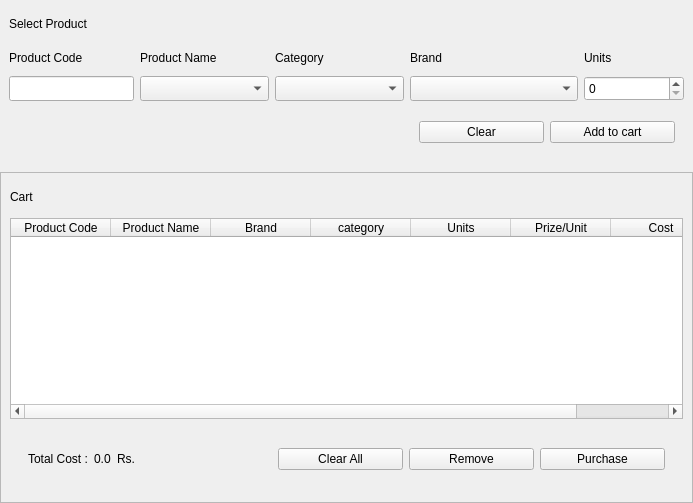
The window that ui/Purchase.ui (sarin32/Supermarket-Inventory-and-Sales-Management-System) describes before a commit, drawn with Qt 5.
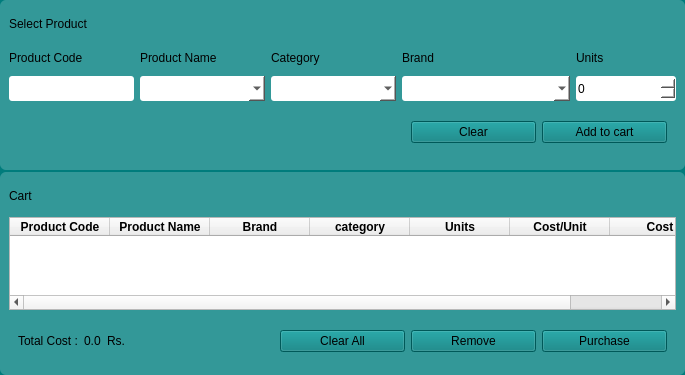
The same window after the commit.

```diff
--- a/ui/Purchase.ui
+++ b/ui/Purchase.ui
@@ -10,11 +10,46 @@
     <height>503</height>
    </rect>
   </property>
+  <property name="geometry">
+   <rect>
+    <x>0</x>
+    <y>0</y>
+    <width>669</width>
+    <height>375</height>
+   </rect>
+  </property>
+  <property name="windowTitle">
+   <string>Form</string>
+  </property>
   <property name="styleSheet">
-   <string notr="true"/>
-  </property>
-  <property name="type" stdset="0">
-   <string>main</string>
+   <string notr="true">QWidget#purchase{
+	background-color:rgb(0, 124, 124);
+}
+QLabel{
+	font: 15px  &quot;Centular&quot;;
+}
+QPushButton{
+	font: 15px  &quot;Centular&quot;;
+	background-color:rgb(0, 124, 124);
+}
+
+QLabel#h_1 ,QLabel#h_2, QLabel#h_3{
+	font: bold 16px  &quot;Centular&quot;;
+}
+
+QFrame#mainframe_1, QFrame#mainframe_2,  QFrame#mainframe_3{
+	background-color:rgb(51, 152, 152);
+	border-radius:6px;
+}
+
+QComboBox,QSpinBox,QLineEdit{
+	background-color:rgb(255, 255, 255);
+	color:#000;
+	border-radius:3px;
+}
+QMessageBox{
+	background-color: rgb(51, 152, 152);
+}</string>
   </property>
   <layout class="QGridLayout">
    <property name="leftMargin">
@@ -32,237 +67,8 @@
    <property name="spacing">
     <number>2</number>
    </property>
-   <item row="2" column="0">
-    <widget class="QFrame" name="frame_3">
-     <property name="frameShape">
-      <enum>QFrame::StyledPanel</enum>
-     </property>
-     <property name="frameShadow">
-      <enum>QFrame::Raised</enum>
-     </property>
-     <property name="type" stdset="0">
-      <string>mainframe</string>
-     </property>
-     <layout class="QGridLayout" name="gridLayout_4">
-      <item row="2" column="0">
-       <widget class="QFrame" name="frame_2">
-        <property name="enabled">
-         <bool>true</bool>
-        </property>
-        <layout class="QHBoxLayout" name="horizontalLayout_4">
-         <item alignment="Qt::AlignLeft">
-          <widget class="QFrame" name="frame_5">
-           <property name="minimumSize">
-            <size>
-             <width>0</width>
-             <height>30</height>
-            </size>
-           </property>
-           <property name="maximumSize">
-            <size>
-             <width>16777215</width>
-             <height>30</height>
-            </size>
-           </property>
-           <layout class="QHBoxLayout" name="horizontalLayout_2">
-            <item>
-             <widget class="QLabel" name="labelTotal">
-              <property name="text">
-               <string>Total Cost :</string>
-              </property>
-             </widget>
-            </item>
-            <item>
-             <widget class="QLabel" name="labelCost">
-              <property name="text">
-               <string>0.0</string>
-              </property>
-              <property name="type" stdset="0">
-               <string>bold</string>
-              </property>
-             </widget>
-            </item>
-            <item>
-             <widget class="QLabel" name="labelRs">
-              <property name="text">
-               <string>Rs.</string>
-              </property>
-             </widget>
-            </item>
-           </layout>
-          </widget>
-         </item>
-         <item alignment="Qt::AlignRight">
-          <widget class="QFrame" name="frame_4">
-           <property name="minimumSize">
-            <size>
-             <width>0</width>
-             <height>50</height>
-            </size>
-           </property>
-           <property name="maximumSize">
-            <size>
-             <width>16777215</width>
-             <height>50</height>
-            </size>
-           </property>
-           <layout class="QHBoxLayout" name="horizontalLayout_3">
-            <item>
-             <widget class="QPushButton" name="buttonClearAll">
-              <property name="minimumSize">
-               <size>
-                <width>125</width>
-                <height>0</height>
-               </size>
-              </property>
-              <property name="maximumSize">
-               <size>
-                <width>125</width>
-                <height>16777215</height>
-               </size>
-              </property>
-              <property name="cursor">
-               <cursorShape>PointingHandCursor</cursorShape>
-              </property>
-              <property name="text">
-               <string>Clear All</string>
-              </property>
-             </widget>
-            </item>
-            <item>
-             <widget class="QPushButton" name="buttonRemove">
-              <property name="minimumSize">
-               <size>
-                <width>125</width>
-                <height>0</height>
-               </size>
-              </property>
-              <property name="maximumSize">
-               <size>
-                <width>125</width>
-                <height>16777215</height>
-               </size>
-              </property>
-              <property name="cursor">
-               <cursorShape>PointingHandCursor</cursorShape>
-              </property>
-              <property name="text">
-               <string>Remove</string>
-              </property>
-             </widget>
-            </item>
-            <item>
-             <widget class="QPushButton" name="buttonPurchase">
-              <property name="minimumSize">
-               <size>
-                <width>125</width>
-                <height>0</height>
-               </size>
-              </property>
-              <property name="maximumSize">
-               <size>
-                <width>125</width>
-                <height>16777215</height>
-               </size>
-              </property>
-              <property name="cursor">
-               <cursorShape>PointingHandCursor</cursorShape>
-              </property>
-              <property name="text">
-               <string>Purchase</string>
-              </property>
-             </widget>
-            </item>
-           </layout>
-          </widget>
-         </item>
-        </layout>
-       </widget>
-      </item>
-      <item row="1" column="0">
-       <widget class="QTableWidget" name="tableCart">
-        <property name="maximumSize">
-         <size>
-          <width>800</width>
-          <height>16777215</height>
-         </size>
-        </property>
-        <property name="editTriggers">
-         <set>QAbstractItemView::NoEditTriggers</set>
-        </property>
-        <property name="selectionMode">
-         <enum>QAbstractItemView::SingleSelection</enum>
-        </property>
-        <property name="selectionBehavior">
-         <enum>QAbstractItemView::SelectRows</enum>
-        </property>
-        <attribute name="verticalHeaderVisible">
-         <bool>false</bool>
-        </attribute>
-        <column>
-         <property name="text">
-          <string>Product Code</string>
-         </property>
-        </column>
-        <column>
-         <property name="text">
-          <string>Product Name</string>
-         </property>
-        </column>
-        <column>
-         <property name="text">
-          <string>Brand</string>
-         </property>
-        </column>
-        <column>
-         <property name="text">
-          <string>category</string>
-         </property>
-        </column>
-        <column>
-         <property name="text">
-          <string>Units</string>
-         </property>
-        </column>
-        <column>
-         <property name="text">
-          <string>Prize/Unit</string>
-         </property>
-        </column>
-        <column>
-         <property name="text">
-          <string>Cost</string>
-         </property>
-        </column>
-       </widget>
-      </item>
-      <item row="0" column="0">
-       <widget class="QLabel" name="label_7">
-        <property name="minimumSize">
-         <size>
-          <width>0</width>
-          <height>30</height>
-         </size>
-        </property>
-        <property name="maximumSize">
-         <size>
-          <width>16777215</width>
-          <height>30</height>
-         </size>
-        </property>
-        <property name="text">
-         <string>Cart</string>
-        </property>
-        <property name="type" stdset="0">
-         <string>heading</string>
-        </property>
-       </widget>
-      </item>
-     </layout>
-    </widget>
-   </item>
-   <item row="1" column="0">
-    <widget class="QFrame" name="frame">
+   <item row="0" column="0">
+    <widget class="QFrame" name="mainframe_1">
      <property name="minimumSize">
       <size>
        <width>0</width>
@@ -275,12 +81,15 @@
        <height>170</height>
       </size>
      </property>
-     <property name="type" stdset="0">
-      <string>mainframe</string>
+     <property name="styleSheet">
+      <string notr="true"/>
      </property>
      <layout class="QGridLayout" name="gridLayout_2">
       <item row="6" column="4">
-       <widget class="QLabel" name="label_6">
+       <widget class="QLabel" name="labelUnits">
+        <property name="styleSheet">
+         <string notr="true"/>
+        </property>
         <property name="text">
          <string>Units</string>
         </property>
@@ -309,7 +118,10 @@
        </widget>
       </item>
       <item row="6" column="3">
-       <widget class="QLabel" name="label_2">
+       <widget class="QLabel" name="labelBrand">
+        <property name="styleSheet">
+         <string notr="true"/>
+        </property>
         <property name="text">
          <string>Brand</string>
         </property>
@@ -332,6 +144,9 @@
           <height>30</height>
          </size>
         </property>
+        <property name="styleSheet">
+         <string notr="true"/>
+        </property>
         <property name="text">
          <string>Select Product</string>
         </property>
@@ -361,6 +176,9 @@
           <height>50</height>
          </size>
         </property>
+        <property name="styleSheet">
+         <string notr="true"/>
+        </property>
         <layout class="QHBoxLayout" name="horizontalLayout">
          <item>
           <widget class="QPushButton" name="buttonClear">
@@ -429,7 +247,10 @@
        </widget>
       </item>
       <item row="6" column="2">
-       <widget class="QLabel" name="label_3">
+       <widget class="QLabel" name="labelCategory">
+        <property name="styleSheet">
+         <string notr="true"/>
+        </property>
         <property name="text">
          <string>Category</string>
         </property>
@@ -456,13 +277,19 @@
           <height>25</height>
          </size>
         </property>
+        <property name="styleSheet">
+         <string notr="true"/>
+        </property>
         <property name="text">
          <string>Product Name</string>
         </property>
        </widget>
       </item>
       <item row="6" column="0">
-       <widget class="QLabel" name="label_5">
+       <widget class="QLabel" name="labelCode">
+        <property name="styleSheet">
+         <string notr="true"/>
+        </property>
         <property name="text">
          <string>Product Code</string>
         </property>
@@ -478,7 +305,7 @@
         </property>
         <property name="maximumSize">
          <size>
-          <width>125</width>
+          <width>300</width>
           <height>25</height>
          </size>
         </property>
@@ -487,6 +314,265 @@
      </layout>
     </widget>
    </item>
+   <item row="1" column="0">
+    <widget class="QFrame" name="mainframe_2">
+     <property name="enabled">
+      <bool>true</bool>
+     </property>
+     <property name="styleSheet">
+      <string notr="true"/>
+     </property>
+     <layout class="QGridLayout" name="gridLayout_4">
+      <item row="3" column="0" alignment="Qt::AlignLeft">
+       <widget class="QFrame" name="frameCost">
+        <property name="minimumSize">
+         <size>
+          <width>0</width>
+          <height>30</height>
+         </size>
+        </property>
+        <property name="maximumSize">
+         <size>
+          <width>16777215</width>
+          <height>30</height>
+         </size>
+        </property>
+        <layout class="QHBoxLayout" name="horizontalLayout_2">
+         <item>
+          <widget class="QLabel" name="labelTotal">
+           <property name="styleSheet">
+            <string notr="true"/>
+           </property>
+           <property name="text">
+            <string>Total Cost :</string>
+           </property>
+          </widget>
+         </item>
+         <item>
+          <widget class="QLabel" name="labelCost">
+           <property name="styleSheet">
+            <string notr="true"/>
+           </property>
+           <property name="text">
+            <string>0.0</string>
+           </property>
+          </widget>
+         </item>
+         <item>
+          <widget class="QLabel" name="labelRs">
+           <property name="styleSheet">
+            <string notr="true"/>
+           </property>
+           <property name="text">
+            <string>Rs.</string>
+           </property>
+          </widget>
+         </item>
+        </layout>
+       </widget>
+      </item>
+      <item row="3" column="1" alignment="Qt::AlignRight">
+       <widget class="QFrame" name="frameCartButtons">
+        <property name="minimumSize">
+         <size>
+          <width>0</width>
+          <height>50</height>
+         </size>
+        </property>
+        <property name="maximumSize">
+         <size>
+          <width>16777215</width>
+          <height>50</height>
+         </size>
+        </property>
+        <layout class="QHBoxLayout" name="horizontalLayout_3">
+         <item>
+          <widget class="QPushButton" name="buttonClearAll">
+           <property name="minimumSize">
+            <size>
+             <width>125</width>
+             <height>0</height>
+            </size>
+           </property>
+           <property name="maximumSize">
+            <size>
+             <width>125</width>
+             <height>16777215</height>
+            </size>
+           </property>
+           <property name="cursor">
+            <cursorShape>PointingHandCursor</cursorShape>
+           </property>
+           <property name="text">
+            <string>Clear All</string>
+           </property>
+          </widget>
+         </item>
+         <item>
+          <widget class="QPushButton" name="buttonRemove">
+           <property name="minimumSize">
+            <size>
+             <width>125</width>
+             <height>0</height>
+            </size>
+           </property>
+           <property name="maximumSize">
+            <size>
+             <width>125</width>
+             <height>16777215</height>
+            </size>
+           </property>
+           <property name="cursor">
+            <cursorShape>PointingHandCursor</cursorShape>
+           </property>
+           <property name="text">
+            <string>Remove</string>
+           </property>
+          </widget>
+         </item>
+         <item>
+          <widget class="QPushButton" name="buttonPurchase">
+           <property name="minimumSize">
+            <size>
+             <width>125</width>
+             <height>0</height>
+            </size>
+           </property>
+           <property name="maximumSize">
+            <size>
+             <width>125</width>
+             <height>16777215</height>
+            </size>
+           </property>
+           <property name="cursor">
+            <cursorShape>PointingHandCursor</cursorShape>
+           </property>
+           <property name="text">
+            <string>Purchase</string>
+           </property>
+          </widget>
+         </item>
+        </layout>
+       </widget>
+      </item>
+      <item row="2" column="0" colspan="2" alignment="Qt::AlignHCenter">
+       <widget class="QTableWidget" name="tableCart">
+        <property name="enabled">
+         <bool>true</bool>
+        </property>
+        <property name="sizeAdjustPolicy">
+         <enum>QAbstractScrollArea::AdjustToContentsOnFirstShow</enum>
+        </property>
+        <property name="gridStyle">
+         <enum>Qt::DashLine</enum>
+        </property>
+        <property name="sortingEnabled">
+         <bool>false</bool>
+        </property>
+        <column>
+         <property name="text">
+          <string>Product Code</string>
+         </property>
+         <property name="font">
+          <font>
+           <weight>75</weight>
+           <bold>true</bold>
+          </font>
+         </property>
+        </column>
+        <column>
+         <property name="text">
+          <string>Product Name</string>
+         </property>
+         <property name="font">
+          <font>
+           <weight>75</weight>
+           <bold>true</bold>
+          </font>
+         </property>
+        </column>
+        <column>
+         <property name="text">
+          <string>Brand</string>
+         </property>
+         <property name="font">
+          <font>
+           <weight>75</weight>
+           <bold>true</bold>
+          </font>
+         </property>
+        </column>
+        <column>
+         <property name="text">
+          <string>category</string>
+         </property>
+         <property name="font">
+          <font>
+           <weight>75</weight>
+           <bold>true</bold>
+          </font>
+         </property>
+        </column>
+        <column>
+         <property name="text">
+          <string>Units</string>
+         </property>
+         <property name="font">
+          <font>
+           <weight>75</weight>
+           <bold>true</bold>
+          </font>
+         </property>
+        </column>
+        <column>
+         <property name="text">
+          <string>Cost/Unit</string>
+         </property>
+         <property name="font">
+          <font>
+           <weight>75</weight>
+           <bold>true</bold>
+          </font>
+         </property>
+        </column>
+        <column>
+         <property name="text">
+          <string>Cost</string>
+         </property>
+         <property name="font">
+          <font>
+           <weight>75</weight>
+           <bold>true</bold>
+          </font>
+         </property>
+        </column>
+       </widget>
+      </item>
+      <item row="0" column="0" colspan="2">
+       <widget class="QLabel" name="h_2">
+        <property name="minimumSize">
+         <size>
+          <width>0</width>
+          <height>30</height>
+         </size>
+        </property>
+        <property name="maximumSize">
+         <size>
+          <width>16777215</width>
+          <height>30</height>
+         </size>
+        </property>
+        <property name="styleSheet">
+         <string notr="true"/>
+        </property>
+        <property name="text">
+         <string>Cart</string>
+        </property>
+       </widget>
+      </item>
+     </layout>
+    </widget>
+   </item>
   </layout>
  </widget>
  <resources/>
```
Left out of the diff: 7 changed lines with no effect on the pictures.
